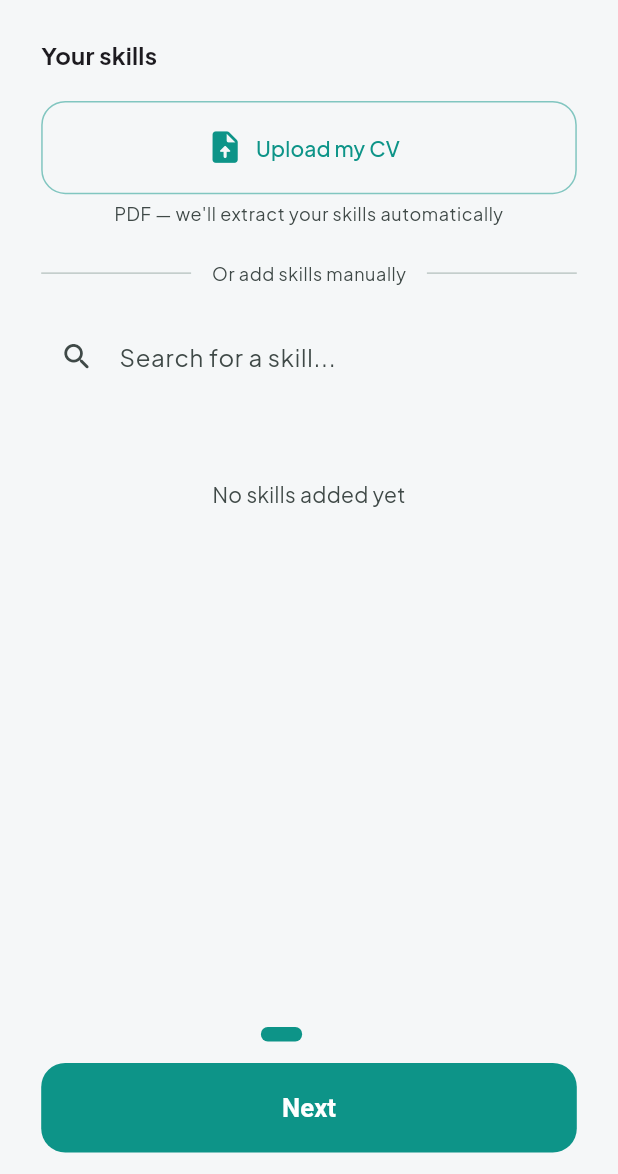
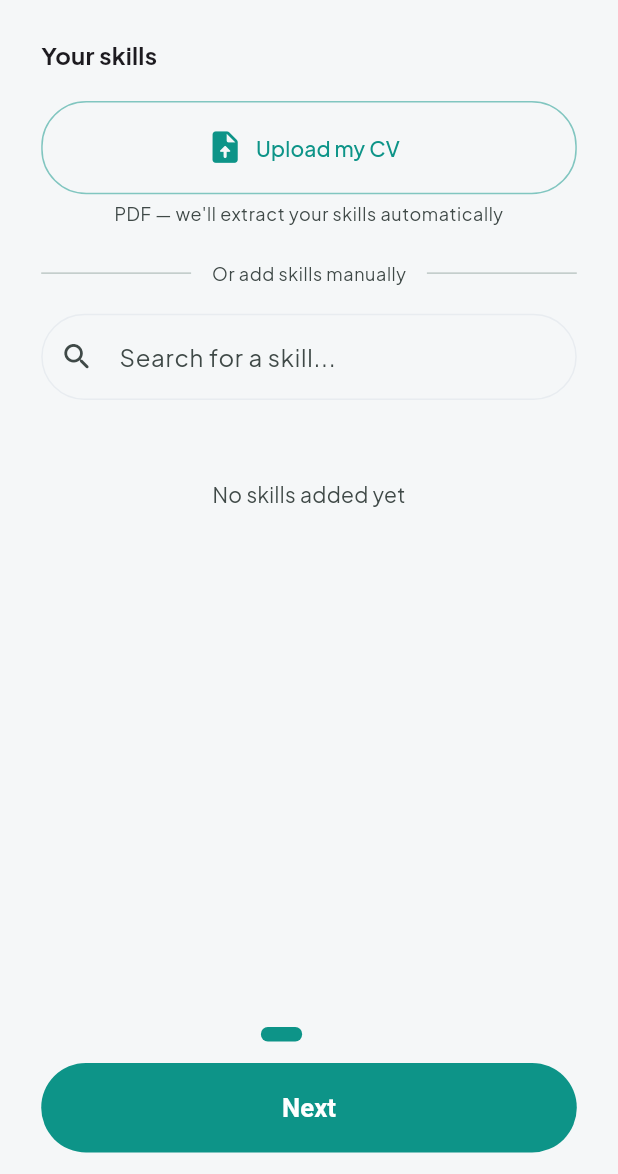
Before and after one commit to AlexisIvan2000/Joblyx_v2, a Flutter app: the AIRoadmapFormScreen screen opened by its route, swiped to page 3, on a phone screen of 412 x 824 dp, the part 62-1236 px from its top. Run offline on Flutter 3.47's test engine with Material 3 defaults, Android fonts, the phone set to English and light mode, and no system bars; our stand-ins replace dio, file_picker, flutter_riverpod, flutter_screenutil, flutter_secure_storage, flutter_svg and 2 more; accounts and stored records are empty.

Commit message:
feat: Implement session expiration handling and UI updates
- Added OnSessionExpired callback in ApiClient to handle session expiration and redirect to login.
- Removed loading transition screen and updated navigation in login and register forms to go directly to the dashboard.
- Updated button styles across the application to use a consistent rounded shape.
- Refactored input decoration to use a common border radius for form fields.
- Integrated file selector plugin for improved file handling across platforms.
- Updated pubspec.yaml to include new dependencies for image picking and caching.

```diff
--- a/frontend/lib/core/router/app_router.dart
+++ b/frontend/lib/core/router/app_router.dart
@@ -2,7 +2,6 @@ import 'package:flutter/material.dart';
 import 'package:go_router/go_router.dart';
 import 'package:frontend/core/router/routes.dart';
 import 'package:frontend/core/screens/first_page.dart';
-import 'package:frontend/core/screens/loading_transition.dart';
 import 'package:frontend/core/screens/main_shell.dart';
 import 'package:frontend/core/screens/splash_screen.dart';
 import 'package:frontend/features/authentication/presentation/screens/login_screen.dart';
@@ -37,7 +36,6 @@ final appRouter = GoRouter(
     _slideRoute(AppRoutes.firstPage, (_) => const FirstPage()),
     _slideRoute(AppRoutes.login, (_) => const LoginScreen()),
     _slideRoute(AppRoutes.register, (_) => const RegisterScreen()),
-    _slideRoute(AppRoutes.loading, (_) => const LoadingTransition()),
     _slideRoute(AppRoutes.settings, (_) => const SettingsScreen()),
     _slideRoute(AppRoutes.generateAI, (_) => const AIRoadmapFormScreen()),
     _slideRoute(AppRoutes.createRoadmap, (_) => const CreateRoadmapScreen()),
--- a/frontend/lib/core/router/routes.dart
+++ b/frontend/lib/core/router/routes.dart
@@ -1,6 +1,5 @@
 class AppRoutes {
   static const splash = '/';
-  static const loading = '/loading';
   static const firstPage = '/first-page';
   static const login = '/login';
   static const register = '/register';
--- a/frontend/lib/core/screens/first_page.dart
+++ b/frontend/lib/core/screens/first_page.dart
@@ -65,7 +65,7 @@ class FirstPage extends StatelessWidget {
                 width: double.infinity,
                 height: 52.h,
                 child: OutlinedButton.icon(
-                  onPressed: () => context.push('/loading'),
+                  onPressed: () {}, // TODO: LinkedIn OAuth
                   label: Text(
                     t.t("first_page.continue_with_linkedin"),
                     style: theme.textTheme.bodyMedium?.copyWith(color: cs.onSurface),
--- a/frontend/lib/core/theme/theme_color.dart
+++ b/frontend/lib/core/theme/theme_color.dart
@@ -6,6 +6,10 @@ class ThemeColor {
   static const _primary = Color(0xFF0D9488);
   static const _primaryDark = Color(0xFF0F766E);
   static const _accent = Color(0xFFF59E0B);
+
+  // Border radius global pour les boutons et champs
+  static final _buttonShape = RoundedRectangleBorder(borderRadius: BorderRadius.circular(30));
+  static final _inputBorder = BorderRadius.circular(30);
 
   final lightTheme = ThemeData(
     useMaterial3: true,
@@ -41,6 +45,37 @@ class ThemeColor {
     chipTheme: const ChipThemeData(
       side: BorderSide(color: Color(0xFFE8ECF0)),
     ),
+    filledButtonTheme: FilledButtonThemeData(
+      style: FilledButton.styleFrom(shape: _buttonShape),
+    ),
+    outlinedButtonTheme: OutlinedButtonThemeData(
+      style: OutlinedButton.styleFrom(shape: _buttonShape),
+    ),
+    elevatedButtonTheme: ElevatedButtonThemeData(
+      style: ElevatedButton.styleFrom(shape: _buttonShape),
+    ),
+    textButtonTheme: TextButtonThemeData(
+      style: TextButton.styleFrom(shape: _buttonShape),
+    ),
+    inputDecorationTheme: InputDecorationTheme(
+      border: OutlineInputBorder(borderRadius: _inputBorder),
+      enabledBorder: OutlineInputBorder(
+        borderRadius: _inputBorder,
+        borderSide: const BorderSide(color: Color(0xFFE8ECF0)),
+      ),
+      focusedBorder: OutlineInputBorder(
+        borderRadius: _inputBorder,
+        borderSide: const BorderSide(color: _primary, width: 1.5),
+      ),
+      errorBorder: OutlineInputBorder(
+        borderRadius: _inputBorder,
+        borderSide: const BorderSide(color: Color(0xFFEF4444)),
+      ),
+      focusedErrorBorder: OutlineInputBorder(
+        borderRadius: _inputBorder,
+        borderSide: const BorderSide(color: Color(0xFFEF4444), width: 1.5),
+      ),
+    ),
   );
 
   final darkTheme = ThemeData(
@@ -74,5 +109,36 @@ class ThemeColor {
         side: const BorderSide(color: Color(0xFF334155)),
       ),
     ),
+    filledButtonTheme: FilledButtonThemeData(
+      style: FilledButton.styleFrom(shape: _buttonShape),
+    ),
+    outlinedButtonTheme: OutlinedButtonThemeData(
+      style: OutlinedButton.styleFrom(shape: _buttonShape),
+    ),
+    elevatedButtonTheme: ElevatedButtonThemeData(
+      style: ElevatedButton.styleFrom(shape: _buttonShape),
+    ),
+    textButtonTheme: TextButtonThemeData(
+      style: TextButton.styleFrom(shape: _buttonShape),
+    ),
+    inputDecorationTheme: InputDecorationTheme(
+      border: OutlineInputBorder(borderRadius: _inputBorder),
+      enabledBorder: OutlineInputBorder(
+        borderRadius: _inputBorder,
+        borderSide: const BorderSide(color: Color(0xFF334155)),
+      ),
+      focusedBorder: OutlineInputBorder(
+        borderRadius: _inputBorder,
+        borderSide: const BorderSide(color: _primary, width: 1.5),
+      ),
+      errorBorder: OutlineInputBorder(
+        borderRadius: _inputBorder,
+        borderSide: const BorderSide(color: Color(0xFFEF4444)),
+      ),
+      focusedErrorBorder: OutlineInputBorder(
+        borderRadius: _inputBorder,
+        borderSide: const BorderSide(color: Color(0xFFEF4444), width: 1.5),
+      ),
+    ),
   );
 }
--- a/frontend/lib/features/applications/presentation/screens/application_detail_screen.dart
+++ b/frontend/lib/features/applications/presentation/screens/application_detail_screen.dart
@@ -235,9 +235,6 @@ class _ApplicationDetailScreenState
                 label: Text(t.t('application_detail.prepare_interview')),
                 style: FilledButton.styleFrom(
                   minimumSize: Size(double.infinity, 48.h),
-                  shape: RoundedRectangleBorder(
-                    borderRadius: BorderRadius.circular(14.r),
-                  ),
                 ),
               ),
             ],
@@ -269,9 +266,6 @@ class _ApplicationDetailScreenState
               style: OutlinedButton.styleFrom(
                 minimumSize: Size(double.infinity, 44.h),
                 side: BorderSide(color: cs.error.withValues(alpha: 0.3)),
-                shape: RoundedRectangleBorder(
-                  borderRadius: BorderRadius.circular(14.r),
-                ),
               ),
             ),
           ],
--- a/frontend/lib/features/applications/presentation/widgets/add_application_dialog.dart
+++ b/frontend/lib/features/applications/presentation/widgets/add_application_dialog.dart
@@ -167,7 +167,6 @@ class _AddApplicationDialogState extends State<AddApplicationDialog> {
               // Bouton ajouter
               SizedBox(width: double.infinity, height: 48.h, child: FilledButton(
                 onPressed: _submit,
-                style: FilledButton.styleFrom(shape: RoundedRectangleBorder(borderRadius: BorderRadius.circular(14.r))),
                 child: Text(t.t('applications_screen.add_button'),
                     style: TextStyle(fontSize: 14.sp, fontWeight: FontWeight.w700)),
               )),
--- a/frontend/lib/features/authentication/presentation/widgets/verify_email_dialog.dart
+++ b/frontend/lib/features/authentication/presentation/widgets/verify_email_dialog.dart
@@ -200,9 +200,6 @@ class _VerifyEmailDialogState extends State<_VerifyEmailDialog> {
                 child: FilledButton(
                   onPressed: _isVerifying ? null : _verify,
                   style: FilledButton.styleFrom(
-                    shape: RoundedRectangleBorder(
-                      borderRadius: BorderRadius.circular(14.r),
-                    ),
                     textStyle: TextStyle(
                       fontSize: 15.sp,
                       fontWeight: FontWeight.w600,
--- a/frontend/lib/features/roadmap/presentation/screens/ai_roadmap_form_screen.dart
+++ b/frontend/lib/features/roadmap/presentation/screens/ai_roadmap_form_screen.dart
@@ -419,9 +419,6 @@ class _AIRoadmapFormScreenState extends ConsumerState<AIRoadmapFormScreen> {
                   onPressed: _isSubmitting ? null : _nextStep,
                   style: FilledButton.styleFrom(
                     minimumSize: Size(0, 50.h),
-                    shape: RoundedRectangleBorder(
-                      borderRadius: BorderRadius.circular(14.r),
-                    ),
                     textStyle: TextStyle(
                       fontSize: 15.sp,
                       fontWeight: FontWeight.w600,
--- a/frontend/lib/features/roadmap/presentation/widgets/form/form_decorations.dart
+++ b/frontend/lib/features/roadmap/presentation/widgets/form/form_decorations.dart
@@ -1,5 +1,8 @@
 import 'package:flutter/material.dart';
 import 'package:flutter_screenutil/flutter_screenutil.dart';
+
+/// Border radius commun pour tous les champs de formulaire.
+final _radius = BorderRadius.circular(30.r);
 
 /// Décoration standard pour les champs de saisie du formulaire.
 InputDecoration inputDecoration(
@@ -13,22 +16,10 @@ InputDecoration inputDecoration(
     prefixIcon: icon != null ? Icon(icon, size: 20.sp) : null,
     filled: true,
     fillColor: cs.surfaceContainerHighest.withValues(alpha: 0.4),
-    border: OutlineInputBorder(
-      borderRadius: BorderRadius.circular(14.r),
-      borderSide: BorderSide.none,
-    ),
-    focusedBorder: OutlineInputBorder(
-      borderRadius: BorderRadius.circular(14.r),
-      borderSide: BorderSide(color: cs.primary, width: 1.5),
-    ),
-    errorBorder: OutlineInputBorder(
-      borderRadius: BorderRadius.circular(14.r),
-      borderSide: BorderSide(color: cs.error, width: 1.5),
-    ),
-    focusedErrorBorder: OutlineInputBorder(
-      borderRadius: BorderRadius.circular(14.r),
-      borderSide: BorderSide(color: cs.error, width: 1.5),
-    ),
+    border: OutlineInputBorder(borderRadius: _radius, borderSide: BorderSide.none),
+    focusedBorder: OutlineInputBorder(borderRadius: _radius, borderSide: BorderSide(color: cs.primary, width: 1.5)),
+    errorBorder: OutlineInputBorder(borderRadius: _radius, borderSide: BorderSide(color: cs.error, width: 1.5)),
+    focusedErrorBorder: OutlineInputBorder(borderRadius: _radius, borderSide: BorderSide(color: cs.error, width: 1.5)),
     contentPadding: EdgeInsets.symmetric(horizontal: 16.w, vertical: 14.h),
   );
 }
--- a/frontend/lib/features/roadmap/presentation/widgets/form/form_fields.dart
+++ b/frontend/lib/features/roadmap/presentation/widgets/form/form_fields.dart
@@ -50,7 +50,6 @@ class CvUploadButton extends StatelessWidget {
             : t.t('onboarding.upload_cv')),
         style: OutlinedButton.styleFrom(
           minimumSize: Size(0, 52.h),
-          shape: RoundedRectangleBorder(borderRadius: BorderRadius.circular(14.r)),
           side: BorderSide(color: cs.primary.withValues(alpha: 0.5)),
         ),
       ),
--- a/frontend/lib/main.dart
+++ b/frontend/lib/main.dart
@@ -7,9 +7,15 @@ import 'package:frontend/core/router/app_router.dart';
 import 'package:frontend/core/theme/theme_color.dart';
 import 'package:google_fonts/google_fonts.dart';
 import 'package:frontend/core/l10n/app_localizations.dart';
+import 'package:frontend/core/network/api_client.dart';
 
 void main() async {
   WidgetsFlutterBinding.ensureInitialized();
+
+  // Rediriger vers le login si la session expire
+  ApiClient().onSessionExpired = () {
+    appRouter.go('/first-page');
+  };
   await SystemChrome.setPreferredOrientations([
     DeviceOrientation.portraitUp,
     DeviceOrientation.portraitDown,
--- a/frontend/pubspec.yaml
+++ b/frontend/pubspec.yaml
@@ -22,6 +22,8 @@ dependencies:
   flutter_riverpod: ^3.2.1
   file_picker: ^9.2.1
   http_parser: ^4.1.2
+  image_picker: ^1.2.1
+  cached_network_image: ^3.4.1
 
 dev_dependencies:
   flutter_test:
```
Also changed, not shown: frontend/lib/core/network/api_client.dart (+42 -5 lines), frontend/lib/core/screens/loading_transition.dart (deleted, +0 -82 lines), frontend/lib/features/applications/presentation/screens/applications_screen.dart (+2 -8 lines), frontend/lib/features/authentication/presentation/widgets/login_form.dart (+3 -6 lines), frontend/lib/features/authentication/presentation/widgets/register_form.dart (+2 -5 lines), frontend/lib/features/roadmap/presentation/widgets/dashboard/dashboard_empty_states.dart (+3 -4 lines), frontend/lib/features/settings/presentation/screens/profile_screen.dart (+6 -6 lines), frontend/pubspec.lock, 5 other files.
